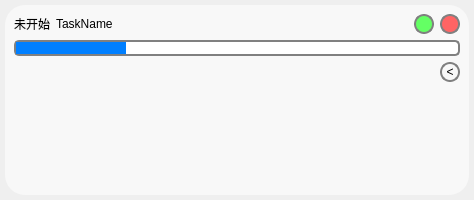
This is src/gui/design/WidgetProcessBar.ui in Icexbb/SekaiSubtitle-Python as Qt 5 draws it before an edit. The edited form follows.
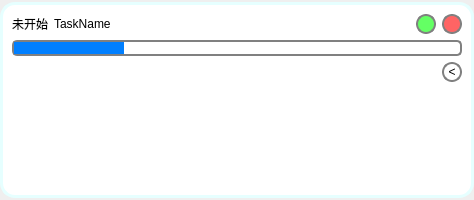
This is the edited form.

Commit message: Fixed Resize error when change widget

Patch:
```diff
--- a/src/gui/design/WidgetProcessBar.ui
+++ b/src/gui/design/WidgetProcessBar.ui
@@ -11,7 +11,7 @@
    </rect>
   </property>
   <property name="sizePolicy">
-   <sizepolicy hsizetype="Fixed" vsizetype="Fixed">
+   <sizepolicy hsizetype="Expanding" vsizetype="Fixed">
     <horstretch>0</horstretch>
     <verstretch>0</verstretch>
    </sizepolicy>
@@ -32,11 +32,9 @@
    <string>Form</string>
   </property>
   <property name="styleSheet">
-   <string notr="true">QProgressBar{height : 10px; border: 2px solid grey; border-radius: 5px;
-                background-color: #FFFFFF;}
+   <string notr="true">QProgressBar{height : 10px; border: 2px solid grey; border-radius: 5px;background-color: #FFFFFF;}
                 QProgressBar::chunk { background-color: #007FFF; width: 10px;}
-                QFrame#MainFrame{ background-color:rgb(248, 248, 248);border-color: rgb(204, 204, 204);border-size:
-                2px;border-radius:20px;}
+                QFrame#MainFrame{ background-color:rgb(255, 255, 255);border-radius:15px;border: 3px solid rgb(230, 255, 255);}
                 QPushButton#StartButton{background-color:rgb(100,255,100);border: 2px solid grey; border-radius: 10px;}
                 QPushButton#DeleteButton{background-color:rgb(255,100,100);border: 2px solid grey; border-radius: 10px;}
                 QPushButton#LogShowButton{border: 2px solid grey; border-radius: 10px;}
@@ -46,21 +44,24 @@
   </property>
   <layout class="QGridLayout" name="gridLayout">
    <property name="leftMargin">
-    <number>5</number>
+    <number>0</number>
    </property>
    <property name="topMargin">
-    <number>5</number>
+    <number>2</number>
    </property>
    <property name="rightMargin">
-    <number>5</number>
+    <number>0</number>
    </property>
    <property name="bottomMargin">
-    <number>5</number>
+    <number>2</number>
+   </property>
+   <property name="spacing">
+    <number>0</number>
    </property>
    <item row="0" column="0">
     <widget class="QFrame" name="MainFrame">
      <property name="sizePolicy">
-      <sizepolicy hsizetype="Minimum" vsizetype="Minimum">
+      <sizepolicy hsizetype="Expanding" vsizetype="Expanding">
        <horstretch>0</horstretch>
        <verstretch>0</verstretch>
       </sizepolicy>
@@ -68,6 +69,9 @@
      <property name="styleSheet">
       <string notr="true"/>
      </property>
+     <property name="frameShadow">
+      <enum>QFrame::Raised</enum>
+     </property>
      <layout class="QVBoxLayout" name="verticalLayout">
       <item>
        <layout class="QHBoxLayout" name="horizontalLayout">
```
Left out of the diff: 15 changed lines with no effect on the pictures. The commit also changes 6 other files.
